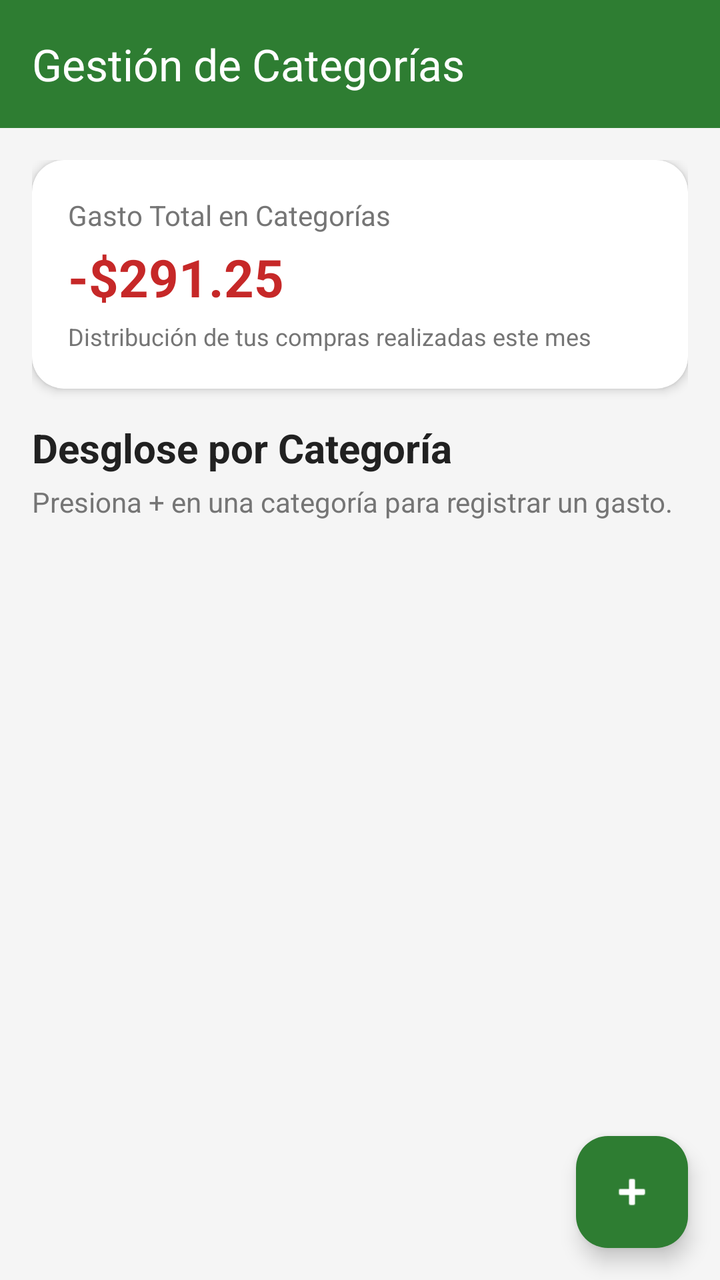
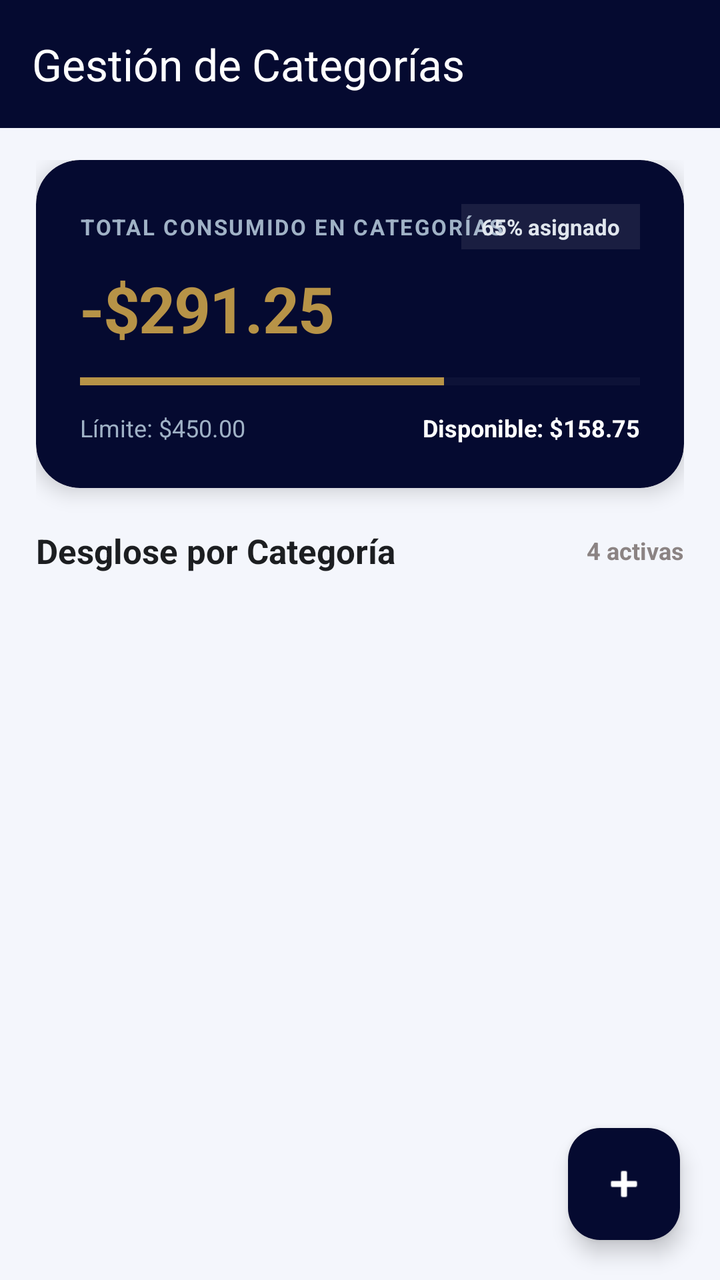

An Android layout rendered at two revisions. The XML below is the earlier revision; the diff shows what the commit changed to produce the second picture.
<!-- AndroidManifest.xml: application theme Theme.WalletApp -->
<!-- res/layout/gestion__categoria.xml -->
<?xml version="1.0" encoding="utf-8"?>
<androidx.coordinatorlayout.widget.CoordinatorLayout
    xmlns:android="http://schemas.android.com/apk/res/android"
    xmlns:app="http://schemas.android.com/apk/res-auto"
    android:layout_width="match_parent"
    android:layout_height="match_parent"
    android:fitsSystemWindows="true"
    android:background="@color/background_light">

    
    <com.google.android.material.appbar.AppBarLayout
        android:layout_width="match_parent"
        android:layout_height="wrap_content"
        android:fitsSystemWindows="true">

        <androidx.appcompat.widget.Toolbar
            android:id="@+id/toolbar_categorias"
            android:layout_width="match_parent"
            android:layout_height="?attr/actionBarSize"
            android:background="@color/primary_emerald"
            app:title="Gestión de Categorías"
            app:titleTextColor="@android:color/white" />

    </com.google.android.material.appbar.AppBarLayout>

    <LinearLayout
        android:layout_width="match_parent"
        android:layout_height="match_parent"
        android:orientation="vertical"
        android:padding="16dp"
        app:layout_behavior="@string/appbar_scrolling_view_behavior">

        <androidx.cardview.widget.CardView
            android:layout_width="match_parent"
            android:layout_height="wrap_content"
            android:layout_marginBottom="16dp"
            app:cardCornerRadius="16dp"
            app:cardElevation="3dp"
            app:cardBackgroundColor="@color/card_background">

            <LinearLayout
                android:layout_width="match_parent"
                android:layout_height="wrap_content"
                android:orientation="vertical"
                android:padding="18dp">

                <TextView
                    android:layout_width="wrap_content"
                    android:layout_height="wrap_content"
                    android:text="Gasto Total en Categorías"
                    android:textSize="14sp"
                    android:textColor="@color/text_secondary" />

                <TextView
                    android:id="@+id/tv_total_gastado_categorias"
                    android:layout_width="wrap_content"
                    android:layout_height="wrap_content"
                    android:text="-$291.25"
                    android:textSize="26sp"
                    android:textStyle="bold"
                    android:textColor="@color/expense_red"
                    android:layout_marginTop="4dp" />

                <TextView
                    android:layout_width="wrap_content"
                    android:layout_height="wrap_content"
                    android:text="Distribución de tus compras realizadas este mes"
                    android:textSize="12sp"
                    android:textColor="@color/text_secondary"
                    android:layout_marginTop="4dp" />

            </LinearLayout>
        </androidx.cardview.widget.CardView>

        <TextView
            android:layout_width="wrap_content"
            android:layout_height="wrap_content"
            android:text="Desglose por Categoría"
            android:textSize="20sp"
            android:textStyle="bold"
            android:textColor="@color/text_primary"
            android:layout_marginBottom="4dp" />

        <TextView
            android:layout_width="wrap_content"
            android:layout_height="wrap_content"
            android:text="Presiona + en una categoría para registrar un gasto."
            android:textSize="14sp"
            android:textColor="@color/text_secondary"
            android:layout_marginBottom="12dp" />

        <androidx.recyclerview.widget.RecyclerView
            android:id="@+id/rv_categorias"
            android:layout_width="match_parent"
            android:layout_height="0dp"
            android:layout_weight="1"
            android:clipToPadding="false"
            android:paddingBottom="72dp" />

    </LinearLayout>

    <com.google.android.material.floatingactionbutton.FloatingActionButton
        android:id="@+id/fab_agregar_categoria"
        android:layout_width="wrap_content"
        android:layout_height="wrap_content"
        android:layout_gravity="bottom|end"
        android:layout_margin="16dp"
        app:backgroundTint="@color/primary_emerald"
        app:tint="@android:color/white"
        android:src="@android:drawable/ic_input_add" />

</androidx.coordinatorlayout.widget.CoordinatorLayout>
<!-- resources referenced by this layout -->
<resources>
  <color name="background_light">#F5F5F5</color>
  <color name="card_background">#FFFFFF</color>
  <color name="expense_red">#C62828</color>
  <color name="primary_emerald">#2E7D32</color>
  <color name="text_primary">#212121</color>
  <color name="text_secondary">#757575</color>
  <style name="Theme.WalletApp" parent="Base.Theme.WalletApp" />
  <style name="Base.Theme.WalletApp" parent="Theme.Material3.DayNight.NoActionBar">
          
          
      </style>
</resources>

<!-- the commit's change to res/layout/gestion__categoria.xml (unified diff, before → after) -->
@@ -2,6 +2,7 @@
 <androidx.coordinatorlayout.widget.CoordinatorLayout
     xmlns:android="http://schemas.android.com/apk/res/android"
     xmlns:app="http://schemas.android.com/apk/res-auto"
+    xmlns:tools="http://schemas.android.com/tools"
     android:layout_width="match_parent"
     android:layout_height="match_parent"
     android:fitsSystemWindows="true"
@@ -11,15 +12,17 @@
     <com.google.android.material.appbar.AppBarLayout
         android:layout_width="match_parent"
         android:layout_height="wrap_content"
-        android:fitsSystemWindows="true">
+        android:background="@color/primary_navy"
+        app:elevation="0dp">
 
         <androidx.appcompat.widget.Toolbar
             android:id="@+id/toolbar_categorias"
             android:layout_width="match_parent"
             android:layout_height="?attr/actionBarSize"
-            android:background="@color/primary_emerald"
+            android:background="@color/primary_navy"
             app:title="Gestión de Categorías"
-            app:titleTextColor="@android:color/white" />
+            app:titleTextColor="@android:color/white"
+            app:navigationIconTint="@android:color/white" />
 
     </com.google.android.material.appbar.AppBarLayout>
 
@@ -27,86 +30,271 @@
         android:layout_width="match_parent"
         android:layout_height="match_parent"
         android:orientation="vertical"
-        android:padding="16dp"
+        android:paddingHorizontal="18dp"
+        android:paddingTop="16dp"
         app:layout_behavior="@string/appbar_scrolling_view_behavior">
 
+        
         <androidx.cardview.widget.CardView
             android:layout_width="match_parent"
             android:layout_height="wrap_content"
-            android:layout_marginBottom="16dp"
-            app:cardCornerRadius="16dp"
-            app:cardElevation="3dp"
-            app:cardBackgroundColor="@color/card_background">
+            android:layout_marginBottom="20dp"
+            app:cardCornerRadius="22dp"
+            app:cardElevation="6dp"
+            app:cardBackgroundColor="@color/primary_navy">
 
             <LinearLayout
                 android:layout_width="match_parent"
                 android:layout_height="wrap_content"
                 android:orientation="vertical"
-                android:padding="18dp">
-
-                <TextView
-                    android:layout_width="wrap_content"
-                    android:layout_height="wrap_content"
-                    android:text="Gasto Total en Categorías"
-                    android:textSize="14sp"
-                    android:textColor="@color/text_secondary" />
-
+                android:padding="22dp">
+
+                <RelativeLayout
+                    android:layout_width="match_parent"
+                    android:layout_height="wrap_content">
+
+                    <TextView
+                        android:layout_width="wrap_content"
+                        android:layout_height="wrap_content"
+                        android:text="TOTAL CONSUMIDO EN CATEGORÍAS"
+                        android:textAllCaps="true"
+                        android:letterSpacing="0.08"
+                        android:textColor="#A0B2C6"
+                        android:textSize="11sp"
+                        android:textStyle="bold"
+                        android:layout_centerVertical="true" />
+
+                    <TextView
+                        android:id="@+id/tv_porcentaje_global_categorias"
+                        android:layout_width="wrap_content"
+                        android:layout_height="wrap_content"
+                        android:layout_alignParentEnd="true"
+                        android:background="#15FFFFFF"
+                        android:paddingHorizontal="10dp"
+                        android:paddingVertical="4dp"
+                        android:text="65% asignado"
+                        android:textColor="#E0E6ED"
+                        android:textSize="11sp"
+                        android:textStyle="bold" />
+                </RelativeLayout>
+
+                
                 <TextView
                     android:id="@+id/tv_total_gastado_categorias"
                     android:layout_width="wrap_content"
                     android:layout_height="wrap_content"
                     android:text="-$291.25"
-                    android:textSize="26sp"
+                    android:textSize="32sp"
                     android:textStyle="bold"
-                    android:textColor="@color/expense_red"
-                    android:layout_marginTop="4dp" />
-
-                <TextView
-                    android:layout_width="wrap_content"
+                    android:letterSpacing="-0.02"
+                    android:textColor="@color/expense_gold"
+                    android:layout_marginTop="8dp" />
+
+                
+                <ProgressBar
+                    android:id="@+id/pb_progreso_global_categorias"
+                    style="?android:attr/progressBarStyleHorizontal"
+                    android:layout_width="match_parent"
+                    android:layout_height="6dp"
+                    android:layout_marginTop="12dp"
+                    android:layout_marginBottom="12dp"
+                    android:max="100"
+                    android:progress="65"
+                    android:progressTint="@color/expense_gold"
+                    android:progressBackgroundTint="#20FFFFFF" />
+
+                
+                <LinearLayout
+                    android:layout_width="match_parent"
                     android:layout_height="wrap_content"
-                    android:text="Distribución de tus compras realizadas este mes"
-                    android:textSize="12sp"
-                    android:textColor="@color/text_secondary"
-                    android:layout_marginTop="4dp" />
+                    android:orientation="horizontal">
+
+                    <TextView
+                        android:id="@+id/tv_presupuesto_total_categorias"
+                        android:layout_width="0dp"
+                        android:layout_height="wrap_content"
+                        android:layout_weight="1"
+                        android:text="Límite: $450.00"
+                        android:textSize="12sp"
+                        android:textColor="#A0B2C6" />
+
+                    <TextView
+                        android:id="@+id/tv_disponible_global_categorias"
+                        android:layout_width="wrap_content"
+                        android:layout_height="wrap_content"
+                        android:text="Disponible: $158.75"
+                        android:textSize="12sp"
+                        android:textStyle="bold"
+                        android:textColor="@android:color/white" />
+                </LinearLayout>
 
             </LinearLayout>
         </androidx.cardview.widget.CardView>
 
-        <TextView
-            android:layout_width="wrap_content"
-            android:layout_height="wrap_content"
-            android:text="Desglose por Categoría"
-            android:textSize="20sp"
-            android:textStyle="bold"
-            android:textColor="@color/text_primary"
-            android:layout_marginBottom="4dp" />
-
-        <TextView
-            android:layout_width="wrap_content"
-            android:layout_height="wrap_content"
-            android:text="Presiona + en una categoría para registrar un gasto."
-            android:textSize="14sp"
-            android:textColor="@color/text_secondary"
-            android:layout_marginBottom="12dp" />
-
+        
+        <RelativeLayout
+            android:layout_width="match_parent"
+            android:layout_height="wrap_content"
+            android:layout_marginBottom="10dp">
+
+            <TextView
+                android:layout_width="wrap_content"
+                android:layout_height="wrap_content"
+                android:text="Desglose por Categoría"
+                android:textSize="17sp"
+                android:textStyle="bold"
+                android:textColor="@color/text_primary"
+                android:layout_centerVertical="true" />
+
+            <TextView
+                android:id="@+id/tv_cantidad_categorias"
+                android:layout_width="wrap_content"
+                android:layout_height="wrap_content"
+                android:layout_alignParentEnd="true"
+                android:layout_centerVertical="true"
+                android:text="4 activas"
+                android:textSize="12sp"
+                android:textStyle="bold"
+                android:textColor="@color/secondary_gray" />
+        </RelativeLayout>
+
+        
         <androidx.recyclerview.widget.RecyclerView
             android:id="@+id/rv_categorias"
             android:layout_width="match_parent"
             android:layout_height="0dp"
             android:layout_weight="1"
             android:clipToPadding="false"
-            android:paddingBottom="72dp" />
+            android:paddingBottom="84dp"
+            tools:listitem="@layout/item_categoria" />
 
     </LinearLayout>
 
+    
     <com.google.android.material.floatingactionbutton.FloatingActionButton
         android:id="@+id/fab_agregar_categoria"
         android:layout_width="wrap_content"
         android:layout_height="wrap_content"
         android:layout_gravity="bottom|end"
-        android:layout_margin="16dp"
-        app:backgroundTint="@color/primary_emerald"
+        android:layout_margin="20dp"
+        app:backgroundTint="@color/primary_navy"
         app:tint="@android:color/white"
+        app:elevation="6dp"
+        android:contentDescription="Nueva Categoría"
         android:src="@android:drawable/ic_input_add" />
 
 </androidx.coordinatorlayout.widget.CoordinatorLayout>
+<!-- res/layout/item_categoria.xml (included above) -->
+<?xml version="1.0" encoding="utf-8"?>
+<androidx.cardview.widget.CardView
+    xmlns:android="http://schemas.android.com/apk/res/android"
+    xmlns:app="http://schemas.android.com/apk/res-auto"
+    android:layout_width="match_parent"
+    android:layout_height="wrap_content"
+    android:layout_marginHorizontal="2dp"
+    android:layout_marginVertical="6dp"
+    app:cardCornerRadius="16dp"
+    app:cardElevation="2dp"
+    app:cardBackgroundColor="@color/card_background">
+
+    <LinearLayout
+        android:layout_width="match_parent"
+        android:layout_height="wrap_content"
+        android:orientation="vertical"
+        android:padding="16dp">
+
+        <LinearLayout
+            android:layout_width="match_parent"
+            android:layout_height="wrap_content"
+            android:orientation="horizontal"
+            android:gravity="center_vertical">
+
+            <LinearLayout
+                android:layout_width="0dp"
+                android:layout_height="wrap_content"
+                android:layout_weight="1"
+                android:orientation="vertical">
+
+                <TextView
+                    android:id="@+id/tv_nombre_categoria"
+                    android:layout_width="wrap_content"
+                    android:layout_height="wrap_content"
+                    android:text="Alimentación"
+                    android:textSize="16sp"
+                    android:textStyle="bold"
+                    android:textColor="@color/text_primary" />
+
+                <TextView
+                    android:id="@+id/tv_tipo_categoria"
+                    android:layout_width="wrap_content"
+                    android:layout_height="wrap_content"
+                    android:text="Supermercado, Almuerzos"
+                    android:textSize="12sp"
+                    android:textColor="@color/text_secondary"
+                    android:layout_marginTop="2dp" />
+            </LinearLayout>
+
+            <com.google.android.material.button.MaterialButton
+                android:id="@+id/btn_anadir_gasto"
+                style="@style/Widget.Material3.Button.TonalButton"
+                android:layout_width="42dp"
+                android:layout_height="42dp"
+                android:insetTop="0dp"
+                android:insetBottom="0dp"
+                android:insetLeft="0dp"
+                android:insetRight="0dp"
+                android:padding="0dp"
+                android:text="+"
+                android:textSize="20sp"
+                android:textStyle="bold"
+                app:cornerRadius="21dp"
+                app:backgroundTint="#E8F5E9"
+                android:textColor="@color/primary_emerald" />
+        </LinearLayout>
+
+        <LinearLayout
+            android:layout_width="match_parent"
+            android:layout_height="wrap_content"
+            android:orientation="horizontal"
+            android:layout_marginTop="12dp">
+
+            <TextView
+                android:layout_width="0dp"
+                android:layout_height="wrap_content"
+                android:layout_weight="1"
+                android:text="Disponible:"
+                android:textSize="12sp"
+                android:textColor="@color/text_secondary" />
+
+            <TextView
+                android:id="@+id/tv_presupuesto_categoria"
+                android:layout_width="wrap_content"
+                android:layout_height="wrap_content"
+                android:text="$54.50 restantes"
+                android:textSize="13sp"
+                android:textStyle="bold"
+                android:textColor="@color/primary_emerald" />
+        </LinearLayout>
+
+        <ProgressBar
+            android:id="@+id/pb_categoria_progreso"
+            style="@style/Widget.AppCompat.ProgressBar.Horizontal"
+            android:layout_width="match_parent"
+            android:layout_height="8dp"
+            android:layout_marginTop="6dp"
+            android:max="100"
+            android:progress="65"
+            android:progressDrawable="@android:drawable/progress_horizontal"
+            app:trackColor="#E0E0E0" />
+
+        <TextView
+            android:id="@+id/tv_gastado_info"
+            android:layout_width="wrap_content"
+            android:layout_height="wrap_content"
+            android:text="Gastado: $145.50 de $200.00"
+            android:textSize="11sp"
+            android:textColor="@color/text_secondary"
+            android:layout_marginTop="4dp" />
+
+    </LinearLayout>
+</androidx.cardview.widget.CardView>
<!-- resource entries referenced after the edit -->
@@ -1,11 +1,13 @@
 <!-- resources referenced by this layout -->
 <resources>
-  <color name="background_light">#F5F5F5</color>
+  <color name="background_light">#F4F6FC</color>
   <color name="card_background">#FFFFFF</color>
-  <color name="expense_red">#C62828</color>
-  <color name="primary_emerald">#2E7D32</color>
-  <color name="text_primary">#212121</color>
-  <color name="text_secondary">#757575</color>
+  <color name="expense_gold">#B79347</color>
+  <color name="primary_emerald">#050A30</color>
+  <color name="primary_navy">#050A30</color>
+  <color name="secondary_gray">#8B8383</color>
+  <color name="text_primary">#1C1E21</color>
+  <color name="text_secondary">#8B8383</color>
   <style name="Theme.WalletApp" parent="Base.Theme.WalletApp" />
   <style name="Base.Theme.WalletApp" parent="Theme.Material3.DayNight.NoActionBar">
           
